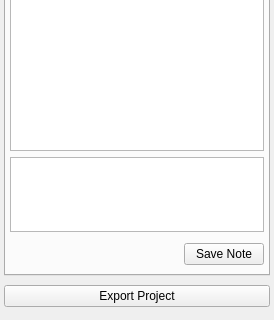
Above: src/Interface/AppInterface/ProjectDockWidget.ui from SCIInstitute/Seg3D before the change; both pictures show x 0 to 274 and y 481 to 801 of the 274 by 801 pixel window. Below: the same form after it.
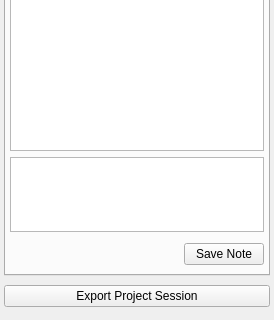
That is the form after the change. The open tabs and pages were chosen to show the change.

The edit to the form file:
```diff
--- a/src/Interface/AppInterface/ProjectDockWidget.ui
+++ b/src/Interface/AppInterface/ProjectDockWidget.ui
@@ -598,7 +598,7 @@
        <item>
         <widget class="QPushButton" name="export_project_button_">
          <property name="text">
-          <string>Export Project</string>
+          <string>Export Project Session</string>
          </property>
         </widget>
        </item>
```
Left out of the diff: 8 changed lines with no effect on the pictures.
